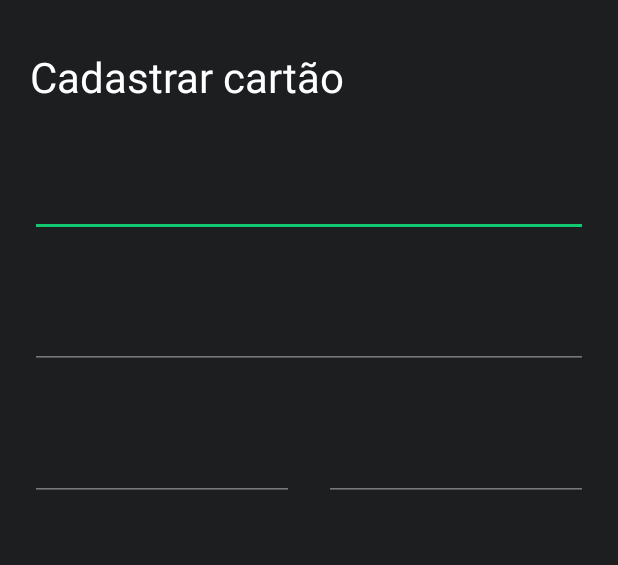
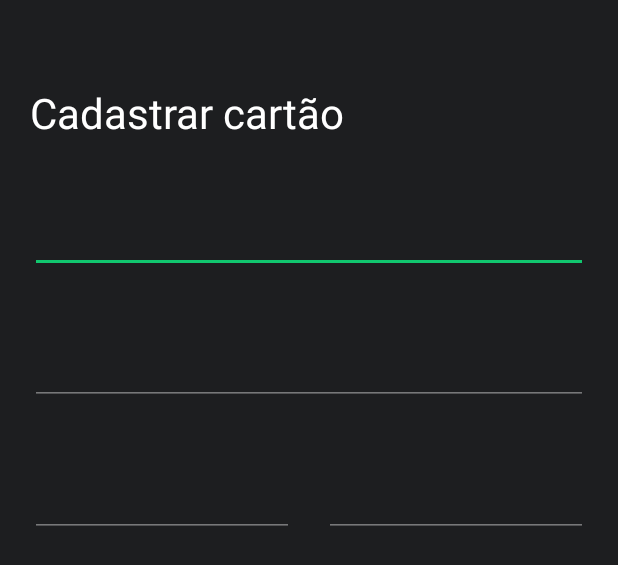
Before and after one commit to WyskShiro/Payments-and-Contacts---PicPay, an Android app: the layout fragment_create_credit_card.xml on its own in the app's theme, with its tools: preview values and no code run, on a phone screen of 412 x 824 dp. Shown: the top 565 px of the screen. Run offline under Robolectric (Android 15) with nearby library versions, the phone set to English and light mode, and no system bars; Roboto replaces fonts that are not available here.

Commit message:
Fixing margin top

```diff
--- a/presentation/src/main/res/layout/fragment_create_credit_card.xml
+++ b/presentation/src/main/res/layout/fragment_create_credit_card.xml
@@ -5,6 +5,7 @@
     <LinearLayout
         android:layout_width="match_parent"
         android:layout_height="match_parent"
+        android:layout_marginTop="@dimen/dimen_56"
         android:orientation="vertical">
 
         <ScrollView
@@ -23,7 +24,6 @@
                     style="@style/ToolbarTitle"
                     android:layout_width="match_parent"
                     android:layout_height="wrap_content"
-                    android:layout_marginTop="@dimen/dimen_32"
                     android:text="@string/create_credit_card" />
 
                 <will.shiro.desafiopicpay.util.customview.InputLayout
```
